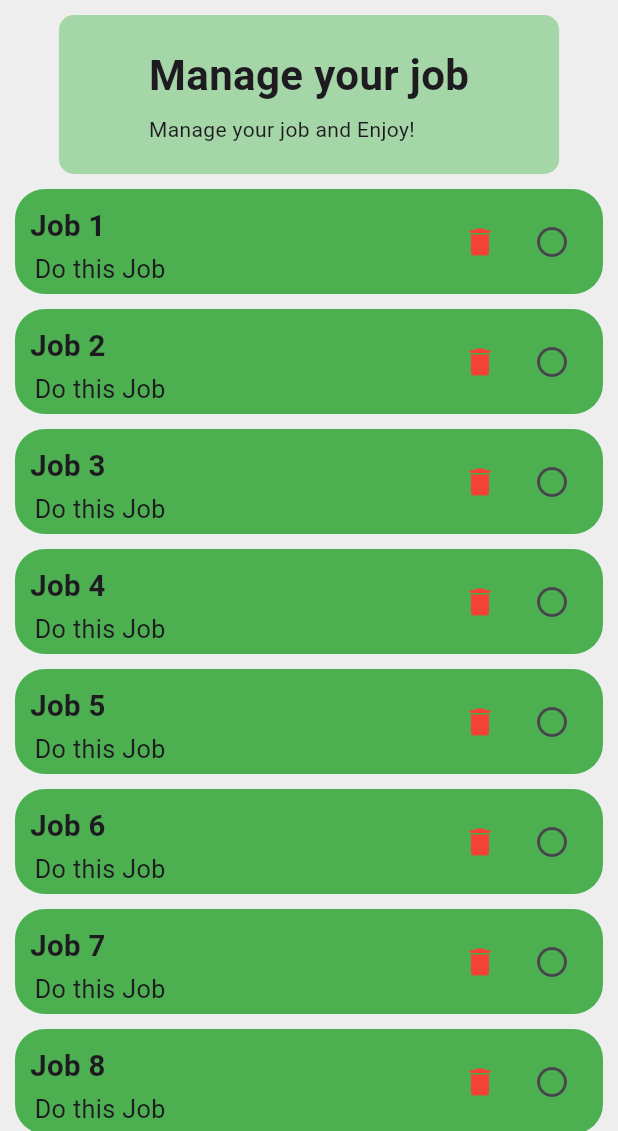
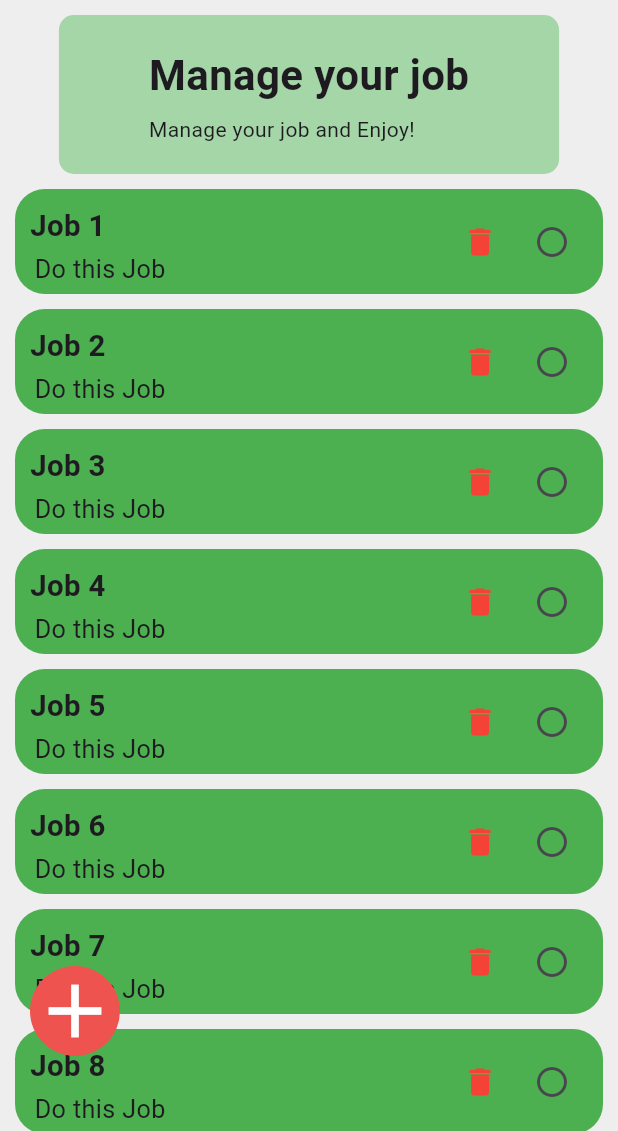
Before and after one commit to Aliamrol/Todolist, a Flutter app: the screen it shows after launch, on a phone screen of 412 x 824 dp, the part 105-1236 px from its top. Run offline on Flutter 3.47's test engine with Material 3 defaults, Android fonts, the phone set to English and light mode, and no system bars.

Commit message:
add floatingpointACtion with pisitioned widget

```diff
--- a/lib/homeScreen.dart
+++ b/lib/homeScreen.dart
@@ -15,9 +15,12 @@ class HomeScreenState extends State<HomeScreen> {
     return Scaffold(
         body: SafeArea(
             child: Container(
-                padding: const EdgeInsets.only(left: 10, top: 20, right: 10),
-                child: Column(
+                padding: EdgeInsets.only(left: 10, top: 20, right: 10),
+                child: Stack(
                   children: [
+                    Column(
+                      children: [
+                        // appBar
                         Row(
                           mainAxisAlignment: MainAxisAlignment.spaceBetween,
                           children: [
@@ -31,14 +34,15 @@ class HomeScreenState extends State<HomeScreen> {
                                 height: 50)
                           ],
                         ),
+                        // heroSection
                         Container(
                           margin: EdgeInsets.only(top: 10),
-                      padding: const EdgeInsets.only(
+                          padding: EdgeInsets.only(
                               left: 60, right: 60, top: 20, bottom: 20),
                           decoration: BoxDecoration(
                               color: Colors.green[200],
                               borderRadius: BorderRadius.circular(10)),
-                      child: const Column(
+                          child: Column(
                             crossAxisAlignment: CrossAxisAlignment.start,
                             children: [
                               Text(
@@ -53,6 +57,7 @@ class HomeScreenState extends State<HomeScreen> {
                             ],
                           ),
                         ),
+                        // listView
                         Expanded(
                             child: ListView.builder(
                                 itemCount: 10,
@@ -61,7 +66,8 @@ class HomeScreenState extends State<HomeScreen> {
                                   return Container(
                                     decoration: BoxDecoration(
                                         color: Colors.green,
-                                    borderRadius: BorderRadius.circular(20)),
+                                        borderRadius:
+                                            BorderRadius.circular(20)),
                                     margin: EdgeInsets.only(top: 10),
                                     height: 70,
                                     padding: EdgeInsets.all(10),
@@ -76,7 +82,7 @@ class HomeScreenState extends State<HomeScreen> {
                                             Text(
                                               "Job ${i + 1} ",
                                               textScaleFactor: 1.4,
-                                          style: const TextStyle(
+                                              style: TextStyle(
                                                   fontWeight: FontWeight.bold),
                                             ),
                                             Padding(
@@ -90,7 +96,6 @@ class HomeScreenState extends State<HomeScreen> {
                                         ),
                                         Container(
                                           child: Row(
-                                        textBaseline: TextBaseline.ideographic,
                                             children: [
                                               IconButton(
                                                   onPressed: () {},
@@ -100,14 +105,34 @@ class HomeScreenState extends State<HomeScreen> {
                                                   )),
                                               IconButton(
                                                   onPressed: () {},
-                                              icon: Icon(Icons.circle_outlined))
+                                                  icon: Icon(
+                                                      Icons.circle_outlined))
                                             ],
                                           ),
                                         )
                                       ],
                                     ),
                                   );
-                            }))
+                                })),
+                      ],
+                    ),
+                    // floatingPointAction
+                    Positioned(
+                      bottom: 50,
+                      left: 10,
+                      child: Container(
+                        child: Icon(
+                          Icons.add,
+                          size: 60,
+                          color: Colors.white,
+                        ),
+                        width: 60,
+                        height: 60,
+                        decoration: BoxDecoration(
+                            color: Colors.red[400],
+                            borderRadius: BorderRadius.circular(30)),
+                      ),
+                    )
                   ],
                 ))));
   }
--- a/pubspec.yaml
+++ b/pubspec.yaml
@@ -63,7 +63,7 @@ flutter:
 
   assets:
     - assets/images/logo.jpg
-    - assets/images/delete.png
+    - assets/images/delete.jpg
   # To add assets to your application, add an assets section, like this:
   # assets:
   #   - images/a_dot_burr.jpeg
```
Lines whose indentation alone changed are shown as unchanged.
